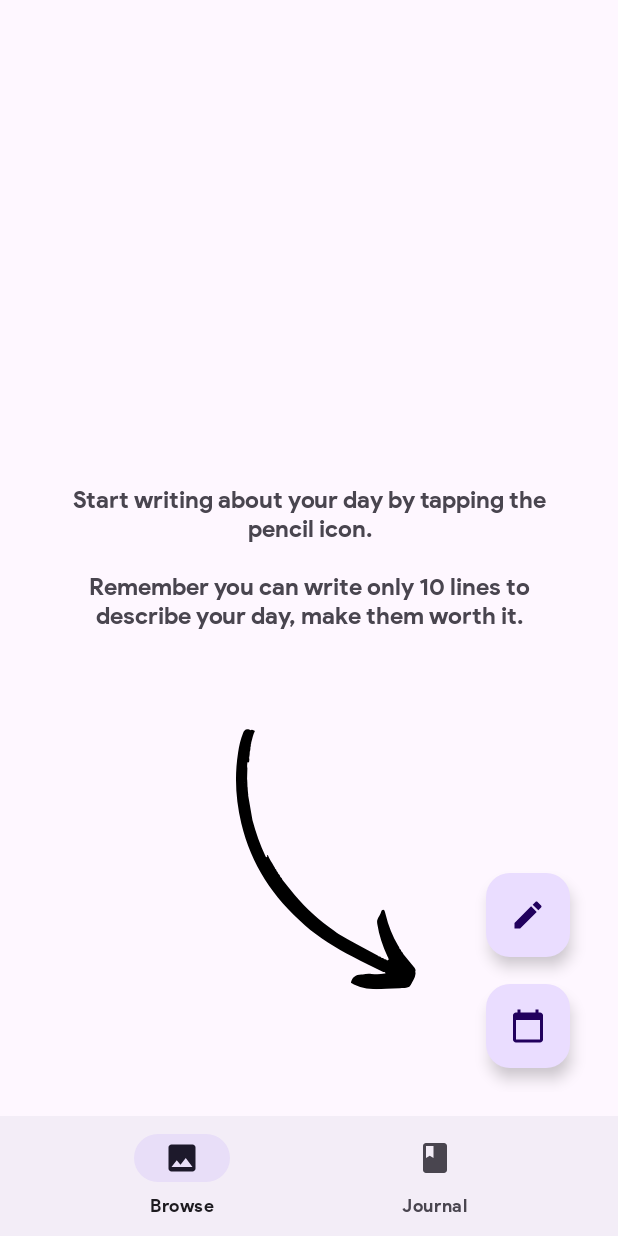
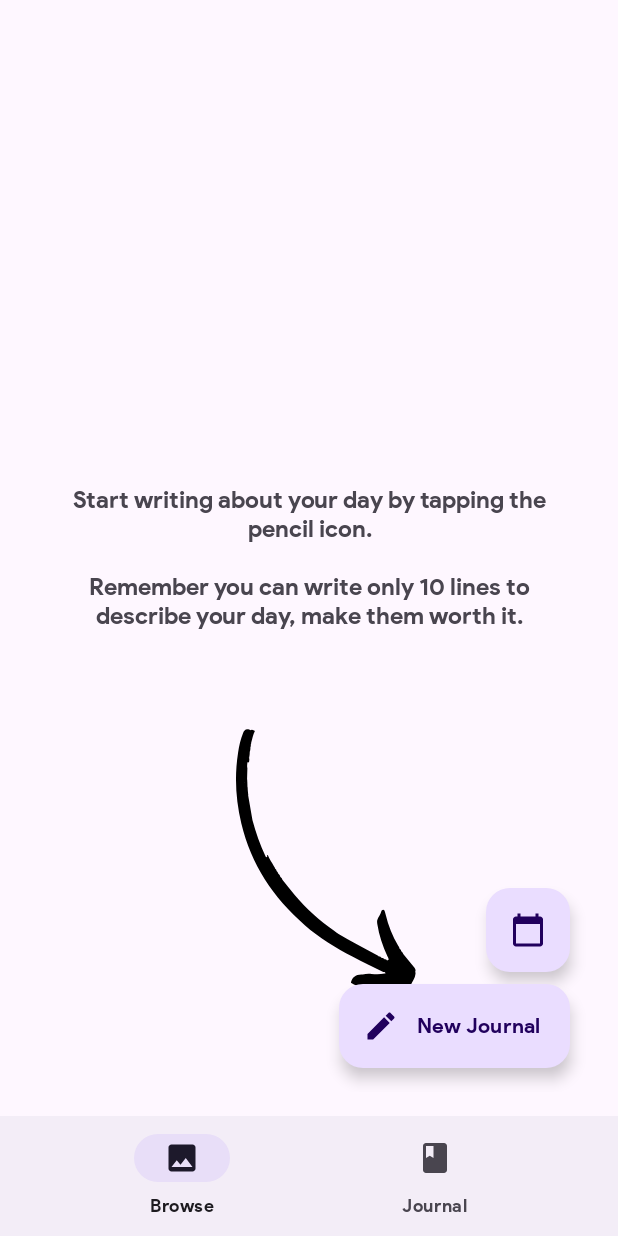
Before and after one commit to the-rebooted-coder/Store, an Android app: the fragment Journal placed in its activity, on a phone screen of 412 x 824 dp. Run offline under Robolectric (Android 15) with nearby library versions, the phone set to English and light mode, and no system bars; our stand-ins replace Firebase (no records; nobody signed in at launch, a user with empty details on screens opened directly); pictures from the network do not load.

Commit message:
Added Extended FAB

```diff
--- a/app/src/main/java/com/onesilicondiode/store/Journal.java
+++ b/app/src/main/java/com/onesilicondiode/store/Journal.java
@@ -27,6 +27,7 @@ import androidx.recyclerview.widget.RecyclerView;
 
 import com.google.android.material.datepicker.MaterialDatePicker;
 import com.google.android.material.dialog.MaterialAlertDialogBuilder;
+import com.google.android.material.floatingactionbutton.ExtendedFloatingActionButton;
 import com.google.android.material.floatingactionbutton.FloatingActionButton;
 import com.google.android.material.textfield.TextInputEditText;
 import com.google.android.material.textfield.TextInputLayout;
@@ -49,7 +50,8 @@ import java.util.List;
 import java.util.Locale;
 
 public class Journal extends Fragment implements JournalAdapter.OnItemClickListener {
-    private FloatingActionButton fab, calendarView;
+    private ExtendedFloatingActionButton fab;
+    private FloatingActionButton calendarView;
     private RecyclerView journalRecyclerView;
     private FirebaseUser currentUser;
     private DatabaseReference journalDatabase;
--- a/app/src/main/res/layout/fragment_journal.xml
+++ b/app/src/main/res/layout/fragment_journal.xml
@@ -2,6 +2,7 @@
 <RelativeLayout xmlns:android="http://schemas.android.com/apk/res/android"
     android:layout_width="match_parent"
     android:layout_height="match_parent"
+    xmlns:app="http://schemas.android.com/apk/res-auto"
     android:padding="16dp">
 
     <!-- RecyclerView to display journal entries -->
@@ -30,21 +31,23 @@
         android:src="@drawable/arrow"
         android:visibility="gone"
         />
-    <com.google.android.material.floatingactionbutton.FloatingActionButton
+    <com.google.android.material.floatingactionbutton.ExtendedFloatingActionButton
         android:id="@+id/fab"
         android:layout_width="wrap_content"
         android:layout_height="wrap_content"
         android:layout_alignParentBottom="true"
         android:layout_alignParentEnd="true"
-        android:layout_marginRight="16dp"
-        android:layout_marginBottom="90dp"
-        android:src="@drawable/ic_add"/>
+        android:layout_margin="16dp"
+        android:drawableTintMode="multiply"
+        app:icon="@drawable/ic_add"
+        android:text="@string/new_journal" />
     <com.google.android.material.floatingactionbutton.FloatingActionButton
         android:id="@+id/selectDateButton"
         android:layout_width="wrap_content"
         android:layout_height="wrap_content"
+        android:layout_marginEnd="16dp"
+        android:layout_marginBottom="80dp"
         android:layout_alignParentBottom="true"
         android:layout_alignParentEnd="true"
-        android:layout_margin="16dp"
         android:src="@drawable/calendar"/>
 </RelativeLayout>
--- a/app/src/main/res/values/strings.xml
+++ b/app/src/main/res/values/strings.xml
@@ -65,4 +65,5 @@
     <string name="browse">Browse</string>
     <string name="journal">Journal</string>
     <string name="ask_to_write">Start writing about your day by tapping the pencil icon.\n\nRemember you can write only 10 lines to describe your day, make them worth it.</string>
+    <string name="new_journal">New Journal</string>
 </resources>
```
